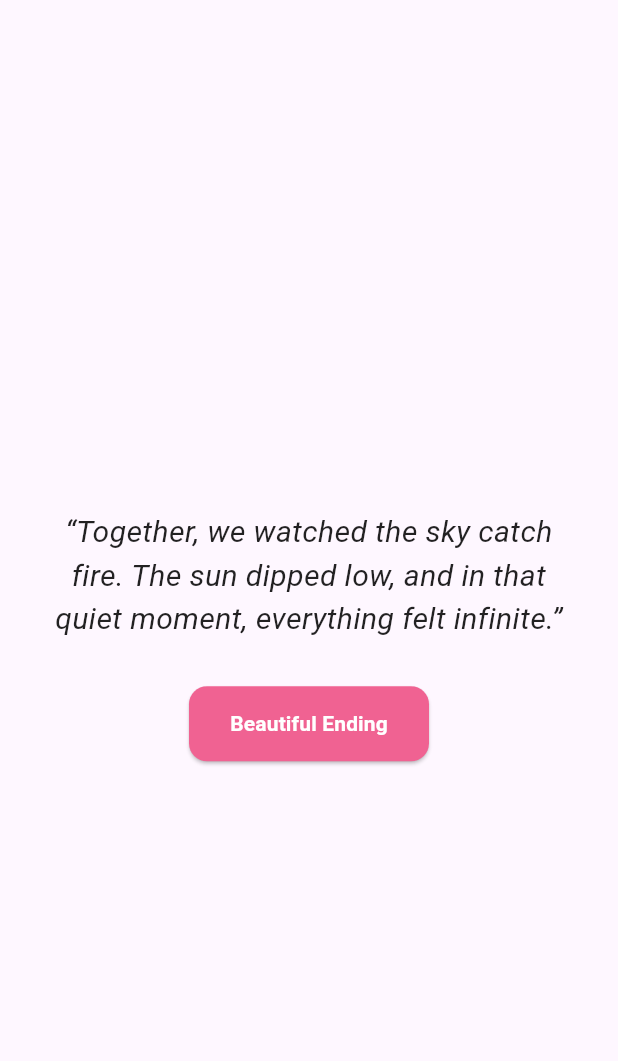
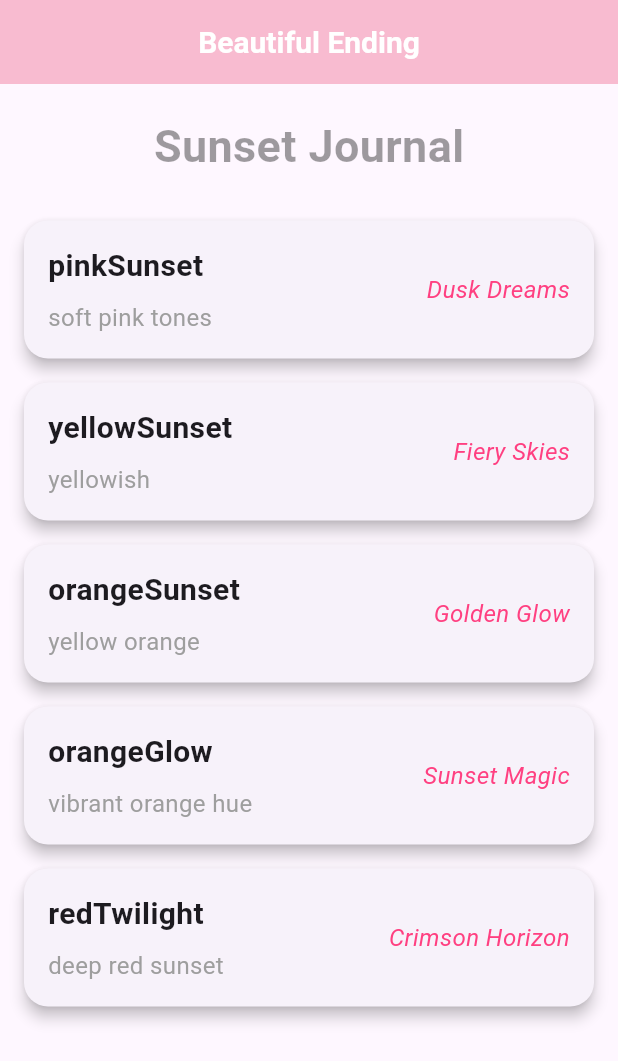
Before and after one commit to maybss24/sunset_journal, a Flutter app: the screen it shows after launch, on a phone screen of 412 x 824 dp. Shown: the top 1061 px of the screen. Run offline on Flutter 3.47's test engine with Material 3 defaults, Android fonts, the light colour scheme and no system bars; Roboto replaces fonts that are missing (Arial).

Commit message:
Dynamin UI 1

```diff
--- a/lib/main.dart
+++ b/lib/main.dart
@@ -1,50 +1,9 @@
 import 'package:flutter/material.dart';
+import 'package:sunset/pages/Dashboard.dart';
+import 'package:sunset/pages/ListItems.dart';
 
 void main() {
-  runApp(MaterialApp(
-    title: 'Sunset Journal',
-    home: Scaffold(
-      backgroundColor: Colors.pink[40],
-      body: Padding(
-        padding: const EdgeInsets.all(24.0),
-        child: Column(
-          mainAxisAlignment: MainAxisAlignment.center,
-          children: [
-            const SizedBox(height: 24),
-            const Text(
-              '“Together, we watched the sky catch fire. '
-                  'The sun dipped low, and in that quiet moment, everything felt infinite.”',
-              style: TextStyle(
-                fontSize: 20,
-                fontStyle: FontStyle.italic,
-                color: Colors.black87,
-              ),
-              textAlign: TextAlign.center,
-            ),
-            const SizedBox(height: 30),
-            SizedBox(
-              width: 160,
-              height: 50,
-              child: ElevatedButton(
-                onPressed: () {},
-                style: ElevatedButton.styleFrom(
-                  backgroundColor: Colors.pink.shade300,
-                  shape: RoundedRectangleBorder(
-                    borderRadius: BorderRadius.circular(12),
-                  ),
-                ),
-                child: const Text(
-                  "Beautiful Ending",
-                  style: TextStyle(
-                    color: Colors.white,
-                    fontWeight: FontWeight.bold,
-                  ),
-                ),
-              ),
-            )
-          ],
-        ),
-      ),
-    ),
-  ));
+ runApp(MaterialApp(
+   home: Listitems()
+ ));
 }
--- /dev/null
+++ b/lib/pages/Colors.dart
@@ -0,0 +1,11 @@
+class Color {
+  String name;
+  String description;
+  String caption;
+
+  Color({
+    required this.name,
+    required this.description,
+    required this.caption,
+  });
+}
--- /dev/null
+++ b/lib/pages/Dashboard.dart
@@ -0,0 +1,67 @@
+import 'package:flutter/material.dart';
+
+
+class Dashboard extends StatelessWidget {
+  const Dashboard ({super.key});
+
+  @override
+  Widget build(BuildContext context) {
+    return MaterialApp(
+      title: 'Sunset Journal',
+      home: const SunsetWelcomeScreen(),
+    );
+  }
+}
+
+class SunsetWelcomeScreen extends StatelessWidget {
+  const SunsetWelcomeScreen({super.key});
+
+  @override
+  Widget build(BuildContext context) {
+    return Scaffold(
+      backgroundColor: Colors.pink[40],
+      body: Padding(
+        padding: const EdgeInsets.all(24.0),
+        child: Column(
+          mainAxisAlignment: MainAxisAlignment.center,
+          children: [
+            const SizedBox(height: 24),
+            const Text(
+              '“Together, we watched the sky catch fire. '
+                  'The sun dipped low, and in that quiet moment, everything felt infinite.”',
+              style: TextStyle(
+                fontSize: 20,
+                fontStyle: FontStyle.italic,
+                color: Colors.black87,
+              ),
+              textAlign: TextAlign.center,
+            ),
+            const SizedBox(height: 30),
+            SizedBox(
+              width: 160,
+              height: 50,
+              child: ElevatedButton(
+                onPressed: () {
+                  // Add navigation or action here
+                },
+                style: ElevatedButton.styleFrom(
+                  backgroundColor: Colors.pink.shade300,
+                  shape: RoundedRectangleBorder(
+                    borderRadius: BorderRadius.circular(12),
+                  ),
+                ),
+                child: const Text(
+                  "Beautiful Ending",
+                  style: TextStyle(
+                    color: Colors.white,
+                    fontWeight: FontWeight.bold,
+                  ),
+                ),
+              ),
+            )
+          ],
+        ),
+      ),
+    );
+  }
+}
--- /dev/null
+++ b/lib/pages/ItemCard.dart
@@ -0,0 +1,67 @@
+import 'package:flutter/material.dart';
+import 'package:sunset/pages/Colors.dart';
+
+class ItemCard extends StatelessWidget {
+  final Color color;
+
+  const ItemCard({
+    super.key,
+    required this.color,
+  });
+
+  @override
+  Widget build(BuildContext context) {
+    return Card(
+      elevation: 4,
+      margin: const EdgeInsets.symmetric(horizontal: 16, vertical: 8),
+      shape: RoundedRectangleBorder(
+        borderRadius: BorderRadius.circular(16),
+      ),
+      child: Padding(
+        padding: const EdgeInsets.all(16.0),
+        child: Row(
+
+          children: [
+            Expanded(
+              child: Column(
+                crossAxisAlignment: CrossAxisAlignment.start,
+                children: [
+                  Text(
+                    color.name,
+                    style: const TextStyle(
+                      fontSize: 20,
+                      fontWeight: FontWeight.bold,
+
+                    ),
+                  ),
+                  const SizedBox(height: 8),
+                  Text(
+                    color.description,
+                    style: const TextStyle(
+                      fontSize: 16,
+                      color: Colors.grey,
+                    ),
+                  ),
+                ],
+              ),
+            ),
+
+            Column(
+              crossAxisAlignment: CrossAxisAlignment.end,
+              children: [
+                Text(
+                  color.caption,
+                  style: const TextStyle(
+                    fontStyle: FontStyle.italic,
+                    fontSize: 16,
+                    color: Colors.pinkAccent
+                  ),
+                ),
+              ],
+            ),
+          ],
+        ),
+      ),
+    );
+  }
+}
--- /dev/null
+++ b/lib/pages/ListItems.dart
@@ -0,0 +1,58 @@
+import 'package:flutter/material.dart';
+import 'package:sunset/pages/ItemCard.dart';
+import 'Colors.dart';
+
+class Listitems extends StatefulWidget {
+  const Listitems({super.key});
+
+  @override
+  State<Listitems> createState() => _ListitemsState();
+}
+
+class _ListitemsState extends State<Listitems> {
+  List<Color> colors = [
+    Color(name: 'pinkSunset', description: 'soft pink tones', caption: 'Dusk Dreams'),
+    Color(name: 'yellowSunset', description: 'yellowish', caption: 'Fiery Skies'),
+    Color(name: 'orangeSunset', description: 'yellow orange', caption: 'Golden Glow'),
+    Color(name: 'orangeGlow', description: 'vibrant orange hue', caption: 'Sunset Magic'),
+    Color(name: 'redTwilight', description: 'deep red sunset', caption: 'Crimson Horizon'),
+  ];
+
+  @override
+  Widget build(BuildContext context) {
+    return Scaffold(
+      appBar: AppBar(
+        centerTitle: true,
+        title: Text(
+          'Beautiful Ending',
+          style: TextStyle(
+            color: Colors.white,
+            fontFamily: 'Arial',
+            fontSize: 20,
+            fontWeight: FontWeight.bold,
+          ),
+        ),
+        backgroundColor: Colors.pink.shade100,
+      ),
+      body: SingleChildScrollView(
+        child: Column(
+          children: [
+            const Padding(
+              padding: EdgeInsets.all(20),
+              child: Text('Sunset Journal',
+                style: TextStyle(
+                  fontSize: 30,
+                  fontWeight: FontWeight.bold,
+                  color: Colors.black38,
+                ),
+              ),
+            ),
+            ...colors.map((color) {
+              return ItemCard(color: color);
+            }).toList(),
+          ],
+        ),
+      ),
+    );
+  }
+}
```
